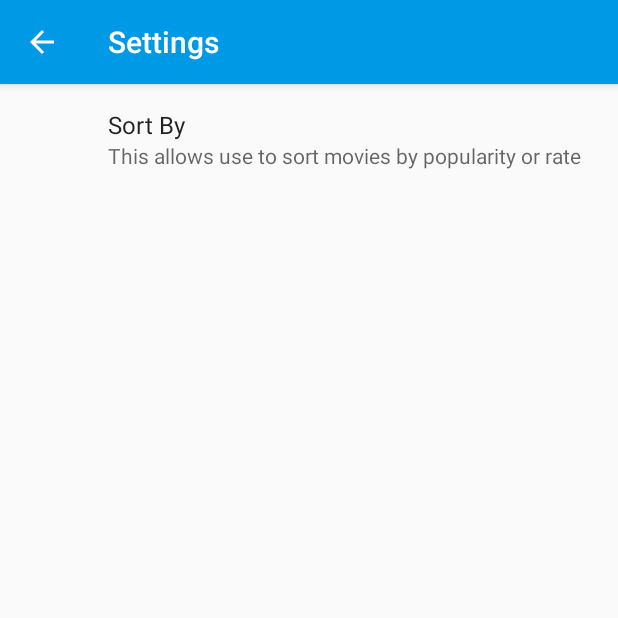
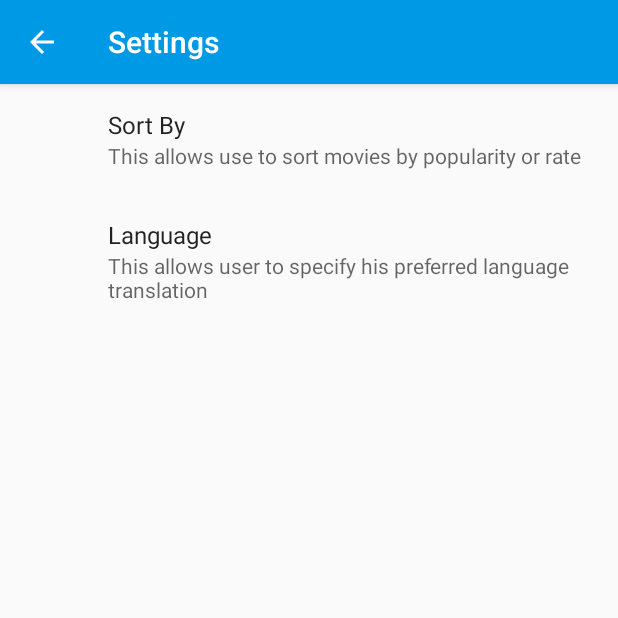
Before and after one commit to phyntom/udacity-popular-movies, an Android app: the screen it shows after launch (Settings), in the options menu, after a tap on "Settings", on a phone screen of 412 x 824 dp, the top half of it. Run offline under Robolectric (Android 15) with nearby library versions, the phone set to English and light mode, and no system bars; our stand-ins replace Picasso, androidx.preference; pictures from the network do not load; 2 statements that could not run were skipped.

```diff
--- a/app/src/main/java/com/phyntom/android/popular_movies/MainActivity.java
+++ b/app/src/main/java/com/phyntom/android/popular_movies/MainActivity.java
@@ -33,11 +33,11 @@ public class MainActivity extends AppCompatActivity implements MovieViewHolderCl
         GridLayoutManager gridLayoutManager = new GridLayoutManager(this, 3);
         recyclerView.setLayoutManager(gridLayoutManager);
 
-        SharedPreferences sharedPreference =
-                PreferenceManager.getDefaultSharedPreferences(this);
-        String searchKey  = sharedPreference.getString("pref_key", "popular");
+        SharedPreferences sharedPreference = PreferenceManager.getDefaultSharedPreferences(this);
+        String searchKey = sharedPreference.getString("pref_sort_key", "popular");
+        String language = sharedPreference.getString("pref_lan_key","en-US");
 
-        new FetchTask().execute(searchKey);
+        new FetchTask().execute(searchKey, language);
         mAdapter = new MovieAdapter(getApplicationContext(), this);
         recyclerView.setAdapter(mAdapter);
     }
@@ -81,12 +81,16 @@ public class MainActivity extends AppCompatActivity implements MovieViewHolderCl
         @Override
         protected List<Movie> doInBackground(String... strings) {
             String searchCriteria = null;
+            String pageSize = null;
             try {
                 if (strings.length > 0) {
                     searchCriteria = strings[0];
                 }
+                if (strings.length > 1) {
+                    pageSize = strings[1];
+                }
                 MovieService service = new MovieService();
-                return service.fetchMovies(searchCriteria);
+                return service.fetchMovies(searchCriteria,pageSize);
             }
             catch (Exception ex) {
                 ex.printStackTrace();
--- a/app/src/main/res/values/strings.xml
+++ b/app/src/main/res/values/strings.xml
@@ -21,5 +21,18 @@
         <item>popular</item>
         <item>top_rated</item>
     </string-array>
+    <string name="pref_language_title">Language</string>
+    <string-array name="pref_language_name">
+        <item>English-USA</item>
+        <item>English</item>
+        <item>French</item>
+        <item>German</item>
+    </string-array>
+    <string-array name="pref_language_value">
+        <item>en-USA</item>
+        <item>en</item>
+        <item>fr</item>
+        <item>de</item>
+    </string-array>
 
 </resources>
--- a/app/src/main/res/xml/preferences.xml
+++ b/app/src/main/res/xml/preferences.xml
@@ -2,11 +2,19 @@
 <PreferenceScreen xmlns:app="http://schemas.android.com/apk/res-auto"
                   xmlns:android="http://schemas.android.com/apk/res/android">
     <ListPreference
+        android:key="pref_sort_key"
+        android:title="@string/pref_sort_by_title"
         android:entries="@array/pref_sort_order_title"
         android:entryValues="@array/pref_sort_order_value"
-        android:key="pref_key"
         android:summary="This allows use to sort movies by popularity or rate"
-        android:title="@string/pref_sort_by_title"
         app:positiveButtonText="Apply"/>
 
+    <ListPreference
+        android:key="pref_lan_key"
+        android:defaultValue="en-US"
+        android:title="@string/pref_language_title"
+        android:entries="@array/pref_language_name"
+        app:entryValues="@array/pref_language_value"
+        android:summary="This allows user to specify his preferred language translation"/>
+
 </PreferenceScreen>
```
